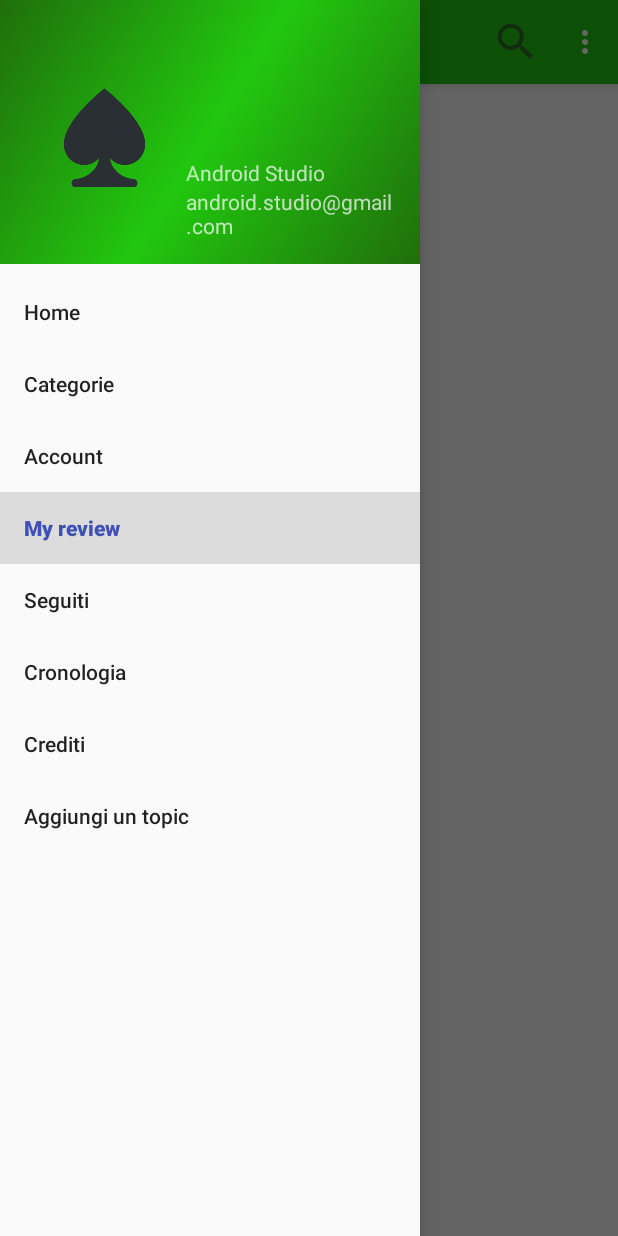
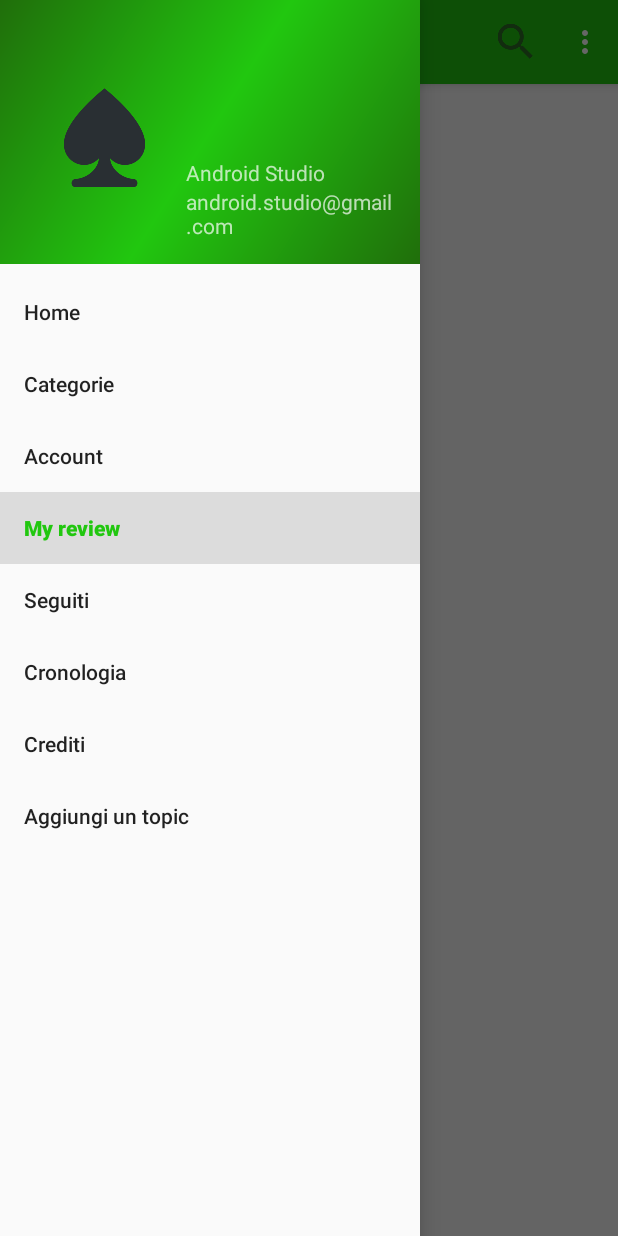
Before and after one commit to StandardInd/StdRvw, an Android app: the screen it shows after launch (MainActivity), in the side drawer, after a tap on "My review", on a phone screen of 412 x 824 dp. Run offline under Robolectric (Android 15) with nearby library versions, the phone set to English and light mode, and no system bars.

Commit message:
Status bar color fixed primary color and dark primary color fixed in res/drawable/values/colors.xml

```diff
--- a/app/src/main/res/values/colors.xml
+++ b/app/src/main/res/values/colors.xml
@@ -1,6 +1,6 @@
 <?xml version="1.0" encoding="utf-8"?>
 <resources>
-    <color name="colorPrimary">#3F51B5</color>
-    <color name="colorPrimaryDark">#303F9F</color>
+    <color name="colorPrimary">#21c70f</color>
+    <color name="colorPrimaryDark">#206e0b</color>
     <color name="colorAccent">#00d620</color>
 </resources>
```
